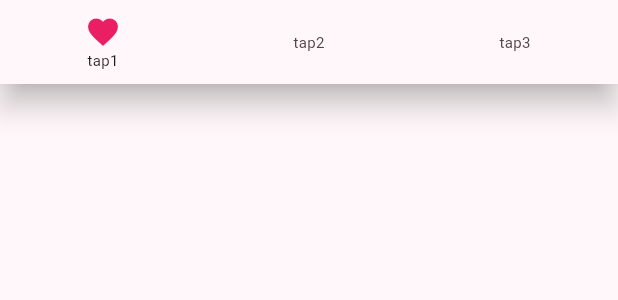
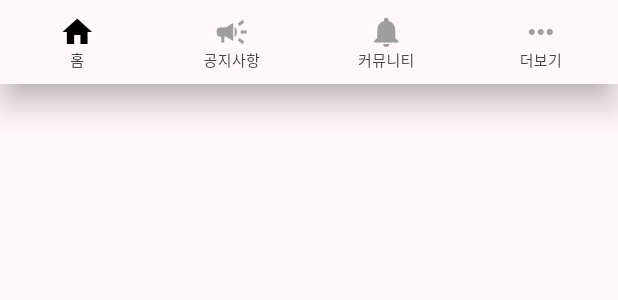
Before and after one commit to untoc-camp/loopy_friends, a Flutter app: the MyBottomNavgationBar widget shown alone on an empty page, opened directly, on a phone screen of 412 x 824 dp. Shown: the top 300 px of the screen. Run offline on Flutter 3.47's test engine with Material 3 defaults, Android fonts, the phone set to English and light mode, and no system bars; our stand-ins replace get; network calls fail; Roboto replaces fonts that are missing (Nanum Gothic).

Commit message:
git 사이드바 수정
git 사이드바 수정

```diff
--- a/lib/components/bottom_navigation/bottom_navigation.dart
+++ b/lib/components/bottom_navigation/bottom_navigation.dart
@@ -3,7 +3,7 @@ import 'package:get/get.dart';
 import './bottom_navigation_bar_controller.dart';
 
 class MyBottomNavgationBar extends GetView<MyBottomNavgationBarController> {
-  const MyBottomNavgationBar({Key? key}) : super(key: key);
+  const MyBottomNavgationBar({super.key});
 
   @override
   Widget build(BuildContext context) {
@@ -18,38 +18,54 @@ class MyBottomNavgationBar extends GetView<MyBottomNavgationBarController> {
           backgroundColor: context.theme.colorScheme.background,
           items: <BottomNavigationBarItem>[
             BottomNavigationBarItem(
-                icon: controller.selectedIndex.value == 0
-                    ? Icon(
-                        Icons.favorite,
-                        color: Colors.pink,
-                        size: 24.0,
-                        semanticLabel:
-                            'Text to announce in accessibility modes',
-                      )
-                    : Icon(
-                        Icons.favorite,
-                        color: Colors.blue,
-                        size: 24.0,
-                      ),
-                label: "tap1"),
+                icon: Column(
+                  children: [
+                    Icon(
+                      Icons.home,
+                      color: controller.selectedIndex.value == 0 ? Colors.black : Colors.grey,
+                      size: 24.0,
+                      semanticLabel: 'Text to announce in accessibility modes',
+                    ),
+                  ],
+                ),
+                label: "홈"),
             BottomNavigationBarItem(
-                icon: controller.selectedIndex.value == 1
-                    ? Container(
-                        color: Colors.red,
-                      )
-                    : Container(
-                        color: Colors.blue,
-                      ),
-                label: "tap2"),
+                icon: Column(
+                  children: [
+                    Icon(
+                      Icons.campaign,
+                      color: controller.selectedIndex.value == 1 ? Colors.black : Colors.grey,
+                      size: 24.0,
+                      semanticLabel: 'Text to announce in accessibility modes',
+                    ),
+                  ],
+                ),
+                label: "공지사항"),
             BottomNavigationBarItem(
-                icon: controller.selectedIndex.value == 2
-                    ? Container(
-                        color: Colors.red,
-                      )
-                    : Container(
-                        color: Colors.blue,
-                      ),
-                label: "tap3"),
+                icon: Column(
+                  children: [
+                    Icon(
+                      Icons.notifications,
+                      color: controller.selectedIndex.value == 2 ? Colors.black : Colors.grey,
+                      size: 24.0,
+                      semanticLabel: 'Text to announce in accessibility modes',
+                    ),
+                  ],
+                ),
+                label: "커뮤니티"),
+            BottomNavigationBarItem(
+              icon: Column(
+                children: [
+                  Icon(
+                    Icons.more_horiz,
+                    color: controller.selectedIndex.value == 3 ? Colors.black : Colors.grey,
+                    size: 24.0,
+                    semanticLabel: 'Text to announce in accessibility modes',
+                  ),
+                ],
+              ),
+              label: "더보기",
+            ),
           ],
         ));
   }
--- a/lib/components/bottom_navigation/bottom_navigation_bar_controller.dart
+++ b/lib/components/bottom_navigation/bottom_navigation_bar_controller.dart
@@ -10,6 +10,19 @@ class MyBottomNavgationBarController extends GetxController {
   // 탭 이벤트가 발생할 시 selectedIndex값을 변경해줄 함수
   void changeIndex(int index) {
     selectedIndex(index);
-
+    switch (index) {
+      case 0:
+        Get.toNamed('/main');
+        break;
+      case 1:
+        Get.toNamed('/notice');
+        break;
+      case 2:
+        Get.toNamed('/community');
+        break;
+      case 3:
+        Get.toNamed('/setting');
+        break;
+    }
   }
 }
```
